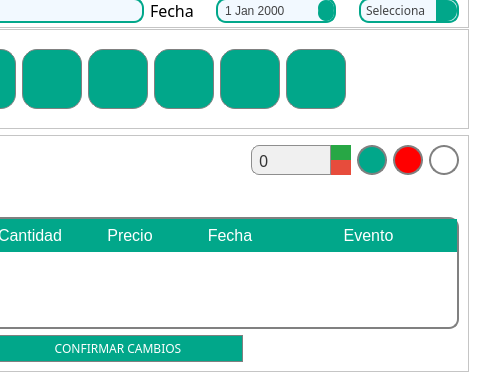
This is gui/modificar.ui in MariaFdezVertedor/ControlDeStock as Qt 5 draws it before an edit; both pictures show x 243 to 723 and y 114 to 497 of the 723 by 497 pixel window. The edited form follows.
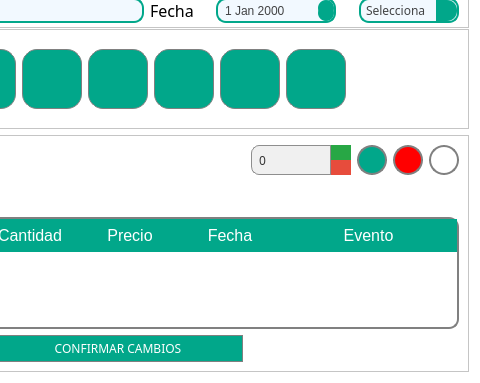
This is the edited form. Icons and pictures are not drawn.

What changed in the file:
```diff
--- a/gui/modificar.ui
+++ b/gui/modificar.ui
@@ -817,7 +817,6 @@
           <property name="font">
            <font>
             <family>Questrial</family>
-            <pointsize>-1</pointsize>
            </font>
           </property>
           <property name="styleSheet">
@@ -826,7 +825,6 @@
     border: 1px solid #8E8E8E;
     border-radius: 8px;
     padding: 5px;
-    font-size: 16px;
     font-family: 'Questrial', sans-serif; 
     color: #333333;
 }
```
Left out of the diff: 37 changed lines with no effect on the pictures.
